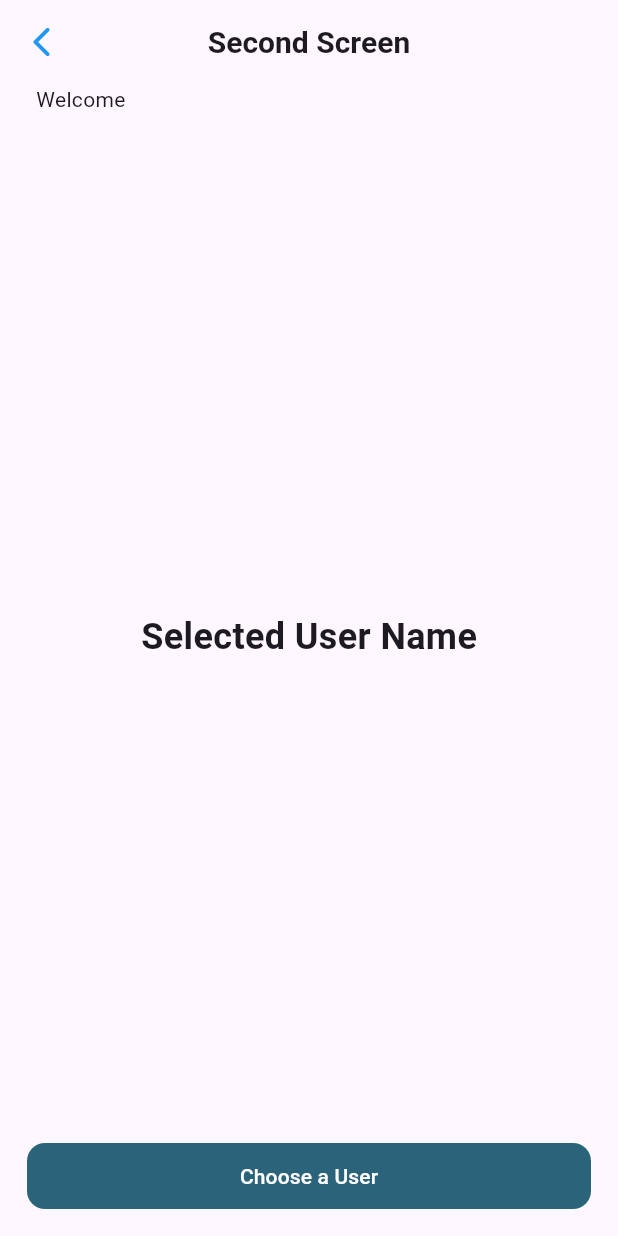
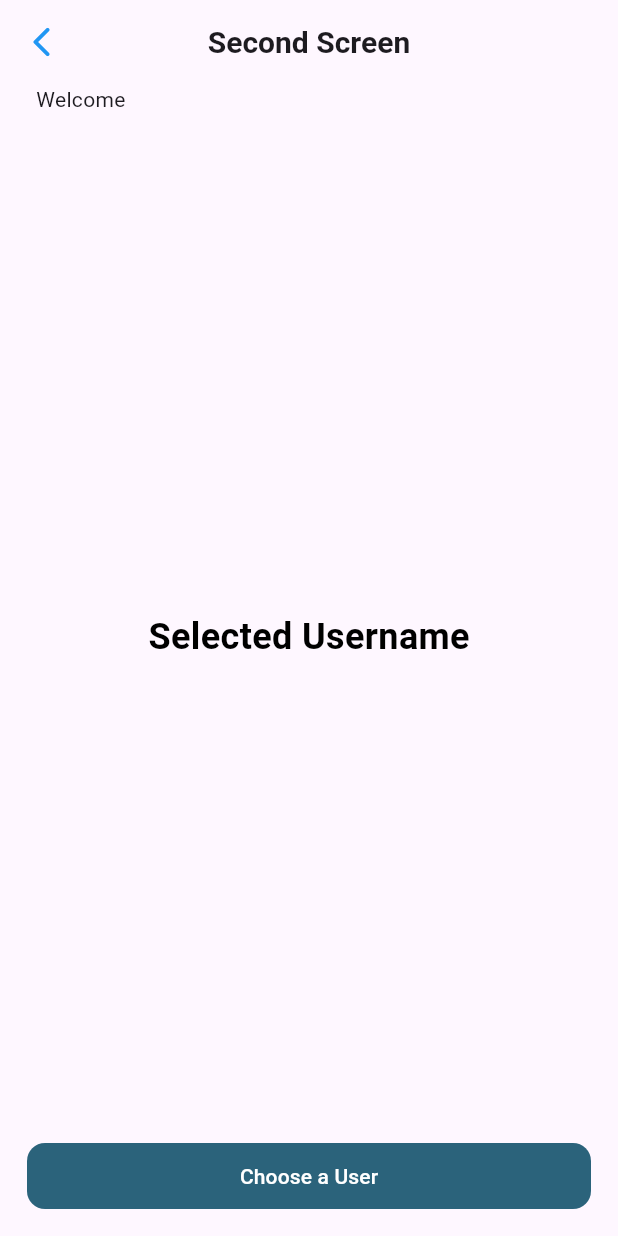
Before and after one commit to itsMallix/StMda_test, a Flutter app: the SecondScreen screen opened directly with empty values, on a phone screen of 412 x 824 dp. Run offline on Flutter 3.47's test engine with Material 3 defaults, Android fonts, the phone set to English and light mode, and no system bars.

Commit message:
done : all screen

```diff
--- a/lib/main.dart
+++ b/lib/main.dart
@@ -12,7 +12,7 @@ class MyApp extends StatelessWidget {
   @override
   Widget build(BuildContext context) {
     return MaterialApp(
-      title: 'Flutter Demo',
+      title: 'Suitmedia Test',
       theme: ThemeData(
         colorScheme: ColorScheme.fromSeed(seedColor: Colors.deepPurple),
         useMaterial3: true,
--- a/lib/views/view_second_screen.dart
+++ b/lib/views/view_second_screen.dart
@@ -1,7 +1,9 @@
 import 'package:flutter/material.dart';
+import 'package:suitmedia_test/components/theme_colors..dart';
+import 'package:suitmedia_test/components/theme_text.dart';
 import 'package:suitmedia_test/views/view_third_screen.dart';
 
-class SecondScreen extends StatelessWidget {
+class SecondScreen extends StatefulWidget {
   final String name;
 
   const SecondScreen({
@@ -9,6 +11,12 @@ class SecondScreen extends StatelessWidget {
     required this.name,
   });
 
+  @override
+  State<SecondScreen> createState() => _SecondScreenState();
+}
+
+class _SecondScreenState extends State<SecondScreen> {
+  String? selectedUserName;
   @override
   Widget build(BuildContext context) {
     return Scaffold(
@@ -38,20 +46,18 @@ class SecondScreen extends StatelessWidget {
           children: [
             const Text("Welcome"),
             Text(
-              name,
+              widget.name,
               style: const TextStyle(fontWeight: FontWeight.bold, fontSize: 20),
             ),
-            Spacer(),
+            const Spacer(),
             Center(
               child: Text(
-                "Selected User Name",
-                style: TextStyle(
-                  fontWeight: FontWeight.bold,
-                  fontSize: 24.0,
-                ),
+                selectedUserName ?? "Selected Username",
+                style: TextSystem.text_fullName
+                    .copyWith(color: ColorSystem.color_black, fontSize: 24),
               ),
             ),
-            Spacer(),
+            const Spacer(),
           ],
         ),
       ),
@@ -64,19 +70,26 @@ class SecondScreen extends StatelessWidget {
             height: 40,
             width: 310,
             decoration: BoxDecoration(
-              color: Color(0xff2B637B),
+              color: ColorSystem.color_button,
               borderRadius: BorderRadius.circular(12.0),
             ),
             child: ElevatedButton(
               style: ElevatedButton.styleFrom(
-                  backgroundColor: Color(0xff2B637B), elevation: 0),
-              onPressed: () {
-                Navigator.push(
+                backgroundColor: ColorSystem.color_button,
+                elevation: 0,
+              ),
+              onPressed: () async {
+                final result = await Navigator.push(
                   context,
                   MaterialPageRoute(
                     builder: (context) => const ThirdScreen(),
                   ),
-                );
+                ) as String?;
+                if (result != null) {
+                  setState(() {
+                    selectedUserName = result;
+                  });
+                }
               },
               child: const Text(
                 "Choose a User",
--- a/lib/views/view_third_screen.dart
+++ b/lib/views/view_third_screen.dart
@@ -67,6 +67,9 @@ class _ThirdScreenState extends State<ThirdScreen> {
             return Padding(
               padding: const EdgeInsets.only(top: 8.0),
               child: ListTile(
+                onTap: () {
+                  Navigator.pop(context, '${user.firstName} ${user.lastName}');
+                },
                 leading: CircleAvatar(
                   radius: 40,
                   backgroundImage: NetworkImage(user.avatar),
```
